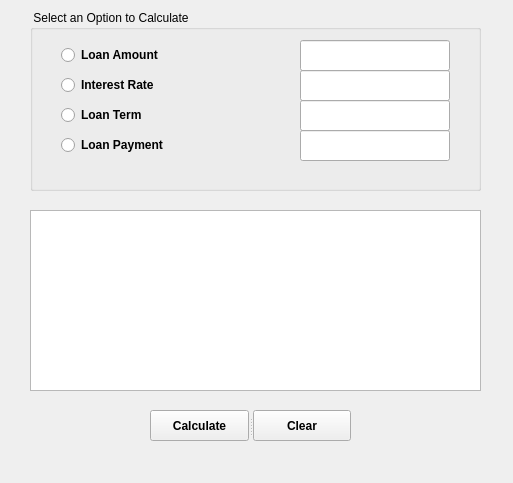
Old version of the form loancalcwin.ui in the repository lislej/QtLoanCalc.
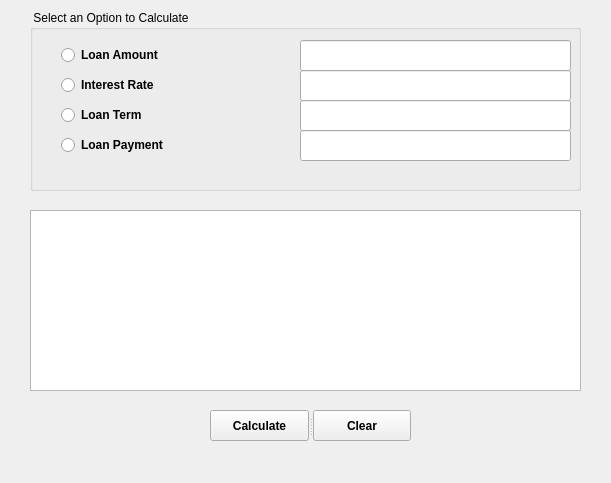
New version of the form.

What changed in the file:
```diff
--- a/loancalcwin.ui
+++ b/loancalcwin.ui
@@ -9,7 +9,7 @@
    <rect>
     <x>0</x>
     <y>0</y>
-    <width>513</width>
+    <width>611</width>
     <height>483</height>
    </rect>
   </property>
@@ -34,7 +34,7 @@
      <rect>
       <x>30</x>
       <y>10</y>
-      <width>451</width>
+      <width>551</width>
       <height>181</height>
      </rect>
     </property>
@@ -46,7 +46,7 @@
       <rect>
        <x>20</x>
        <y>30</y>
-       <width>411</width>
+       <width>521</width>
        <height>31</height>
       </rect>
      </property>
@@ -57,7 +57,7 @@
       <rect>
        <x>20</x>
        <y>60</y>
-       <width>411</width>
+       <width>521</width>
        <height>31</height>
       </rect>
      </property>
@@ -68,7 +68,7 @@
       <rect>
        <x>20</x>
        <y>120</y>
-       <width>411</width>
+       <width>521</width>
        <height>31</height>
       </rect>
      </property>
@@ -79,7 +79,7 @@
       <rect>
        <x>20</x>
        <y>90</y>
-       <width>411</width>
+       <width>521</width>
        <height>31</height>
       </rect>
      </property>
@@ -90,7 +90,7 @@
       <rect>
        <x>270</x>
        <y>90</y>
-       <width>150</width>
+       <width>271</width>
        <height>31</height>
       </rect>
      </property>
@@ -108,7 +108,7 @@
       <rect>
        <x>31</x>
        <y>96</y>
-       <width>101</width>
+       <width>201</width>
        <height>18</height>
       </rect>
      </property>
@@ -130,14 +130,14 @@
      <rect>
       <x>30</x>
       <y>210</y>
-      <width>451</width>
+      <width>551</width>
       <height>181</height>
      </rect>
     </property>
     <property name="font">
      <font>
       <family>Courier New</family>
-      <pointsize>8</pointsize>
+      <pointsize>9</pointsize>
      </font>
     </property>
     <property name="readOnly">
@@ -149,7 +149,7 @@
      <rect>
       <x>300</x>
       <y>130</y>
-      <width>150</width>
+      <width>271</width>
       <height>31</height>
      </rect>
     </property>
@@ -167,7 +167,7 @@
      <rect>
       <x>61</x>
       <y>46</y>
-      <width>121</width>
+      <width>201</width>
       <height>18</height>
      </rect>
     </property>
@@ -191,7 +191,7 @@
      <rect>
       <x>300</x>
       <y>40</y>
-      <width>150</width>
+      <width>271</width>
       <height>31</height>
      </rect>
     </property>
@@ -218,7 +218,7 @@
      <rect>
       <x>61</x>
       <y>136</y>
-      <width>131</width>
+      <width>201</width>
       <height>18</height>
      </rect>
     </property>
@@ -239,7 +239,7 @@
      <rect>
       <x>300</x>
       <y>70</y>
-      <width>150</width>
+      <width>271</width>
       <height>31</height>
      </rect>
     </property>
@@ -257,7 +257,7 @@
      <rect>
       <x>61</x>
       <y>76</y>
-      <width>121</width>
+      <width>201</width>
       <height>18</height>
      </rect>
     </property>
@@ -276,7 +276,7 @@
    <widget class="QWidget" name="horizontalLayoutWidget_5">
     <property name="geometry">
      <rect>
-      <x>150</x>
+      <x>210</x>
       <y>410</y>
       <width>201</width>
       <height>31</height>
```
Left out of the diff: 4 changed lines with no effect on the pictures.
